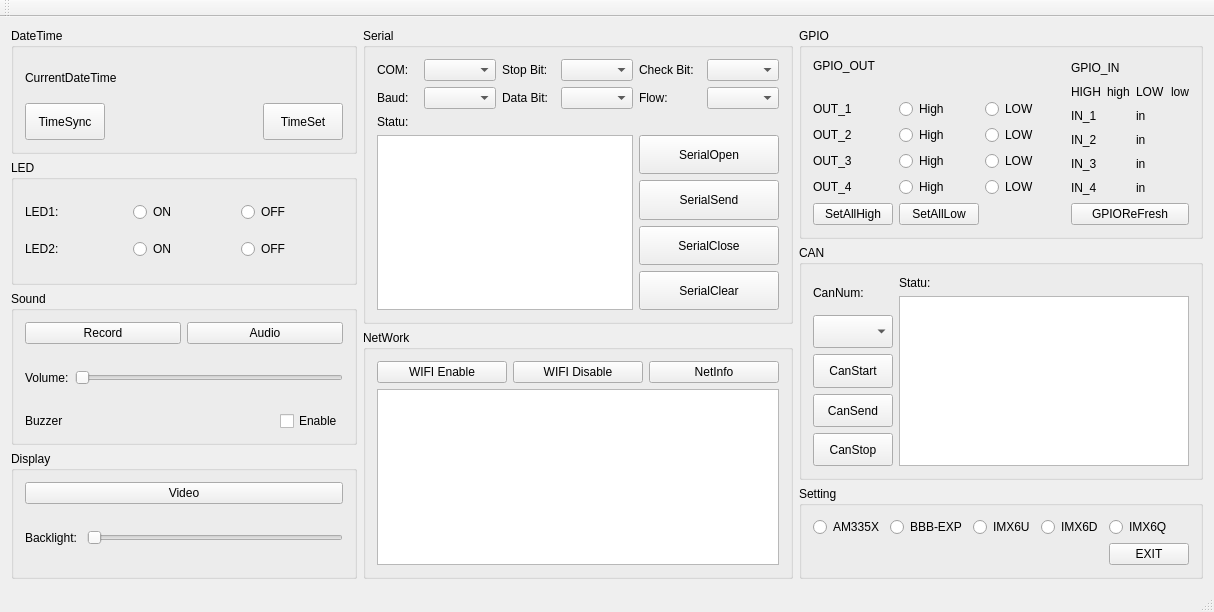
First picture: the form in mainwindow.ui, repository leavs/hardwaretest, before the edit.
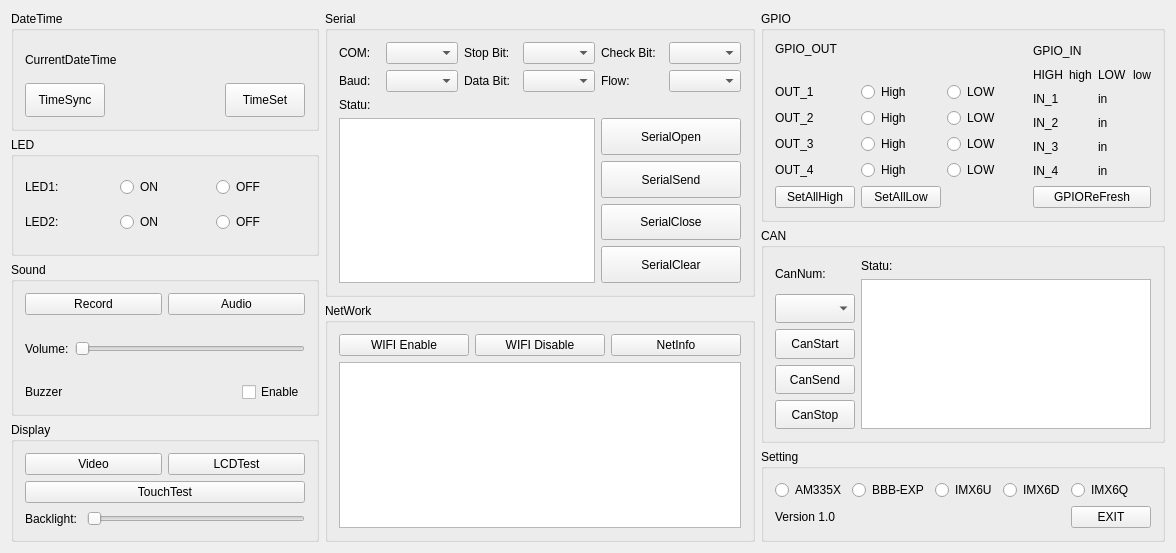
Second picture: the form after the edit.

Commit message: Add LCDTest Add TouchTest Modify Network display Add Version lable

```diff
--- a/mainwindow.ui
+++ b/mainwindow.ui
@@ -6,8 +6,8 @@
    <rect>
     <x>0</x>
     <y>0</y>
-    <width>1214</width>
-    <height>612</height>
+    <width>1176</width>
+    <height>553</height>
    </rect>
   </property>
   <property name="windowTitle">
@@ -281,32 +281,53 @@
         <property name="title">
          <string>Display</string>
         </property>
-        <layout class="QVBoxLayout" name="verticalLayout_4">
+        <layout class="QVBoxLayout" name="verticalLayout_2">
          <item>
-          <widget class="QPushButton" name="pushButton_video">
-           <property name="sizePolicy">
-            <sizepolicy hsizetype="Minimum" vsizetype="Preferred">
-             <horstretch>0</horstretch>
-             <verstretch>0</verstretch>
-            </sizepolicy>
-           </property>
-           <property name="text">
-            <string>Video</string>
-           </property>
-          </widget>
+          <layout class="QHBoxLayout" name="horizontalLayout_3">
+           <item>
+            <widget class="QPushButton" name="pushButton_video">
+             <property name="sizePolicy">
+              <sizepolicy hsizetype="Minimum" vsizetype="Preferred">
+               <horstretch>0</horstretch>
+               <verstretch>0</verstretch>
+              </sizepolicy>
+             </property>
+             <property name="text">
+              <string>Video</string>
+             </property>
+            </widget>
+           </item>
+           <item>
+            <widget class="QPushButton" name="pushButton_lcdtest">
+             <property name="sizePolicy">
+              <sizepolicy hsizetype="Minimum" vsizetype="Preferred">
+               <horstretch>0</horstretch>
+               <verstretch>0</verstretch>
+              </sizepolicy>
+             </property>
+             <property name="text">
+              <string>LCDTest</string>
+             </property>
+            </widget>
+           </item>
+          </layout>
          </item>
          <item>
-          <spacer name="horizontalSpacer_display_3">
-           <property name="orientation">
-            <enum>Qt::Horizontal</enum>
-           </property>
-           <property name="sizeHint" stdset="0">
-            <size>
-             <width>40</width>
-             <height>20</height>
-            </size>
-           </property>
-          </spacer>
+          <layout class="QHBoxLayout" name="horizontalLayout_4">
+           <item>
+            <widget class="QPushButton" name="pushButton_touchtest">
+             <property name="sizePolicy">
+              <sizepolicy hsizetype="Minimum" vsizetype="Preferred">
+               <horstretch>0</horstretch>
+               <verstretch>0</verstretch>
+              </sizepolicy>
+             </property>
+             <property name="text">
+              <string>TouchTest</string>
+             </property>
+            </widget>
+           </item>
+          </layout>
          </item>
          <item>
           <layout class="QHBoxLayout" name="horizontalLayout_display_2">
@@ -332,19 +353,6 @@
            </item>
           </layout>
          </item>
-         <item>
-          <spacer name="horizontalSpacer_display_2">
-           <property name="orientation">
-            <enum>Qt::Horizontal</enum>
-           </property>
-           <property name="sizeHint" stdset="0">
-            <size>
-             <width>40</width>
-             <height>20</height>
-            </size>
-           </property>
-          </spacer>
-         </item>
         </layout>
        </widget>
       </item>
@@ -631,6 +639,12 @@
      <layout class="QVBoxLayout" name="verticalLayout_GCS">
       <item>
        <widget class="QGroupBox" name="groupBox_gpio">
+        <property name="sizePolicy">
+         <sizepolicy hsizetype="Preferred" vsizetype="Preferred">
+          <horstretch>0</horstretch>
+          <verstretch>0</verstretch>
+         </sizepolicy>
+        </property>
         <property name="title">
          <string>GPIO</string>
         </property>
@@ -940,6 +954,12 @@
       </item>
       <item>
        <widget class="QGroupBox" name="groupBox_can">
+        <property name="sizePolicy">
+         <sizepolicy hsizetype="Preferred" vsizetype="Preferred">
+          <horstretch>0</horstretch>
+          <verstretch>0</verstretch>
+         </sizepolicy>
+        </property>
         <property name="title">
          <string>CAN</string>
         </property>
@@ -1023,22 +1043,53 @@
       </item>
       <item>
        <widget class="QGroupBox" name="groupBox_setting">
+        <property name="sizePolicy">
+         <sizepolicy hsizetype="Preferred" vsizetype="Preferred">
+          <horstretch>0</horstretch>
+          <verstretch>0</verstretch>
+         </sizepolicy>
+        </property>
         <property name="title">
          <string>Setting</string>
         </property>
         <layout class="QGridLayout" name="gridLayout_4">
-         <item row="0" column="0">
-          <widget class="QRadioButton" name="radioButton_am335x">
+         <item row="0" column="2">
+          <widget class="QRadioButton" name="radioButton_bbb_exp">
+           <property name="sizePolicy">
+            <sizepolicy hsizetype="Minimum" vsizetype="Preferred">
+             <horstretch>0</horstretch>
+             <verstretch>0</verstretch>
+            </sizepolicy>
+           </property>
            <property name="text">
-            <string>AM335X</string>
+            <string>BBB-EXP</string>
            </property>
            <attribute name="buttonGroup">
             <string notr="true">buttonGroup_board</string>
            </attribute>
           </widget>
          </item>
+         <item row="0" column="3">
+          <widget class="QRadioButton" name="radioButton_imx6u">
+           <property name="sizePolicy">
+            <sizepolicy hsizetype="Minimum" vsizetype="Preferred">
+             <horstretch>0</horstretch>
+             <verstretch>0</verstretch>
+            </sizepolicy>
+           </property>
+           <property name="text">
+            <string>IMX6U</string>
+           </property>
+          </widget>
+         </item>
          <item row="0" column="4">
           <widget class="QRadioButton" name="radioButton_imx6d">
+           <property name="sizePolicy">
+            <sizepolicy hsizetype="Minimum" vsizetype="Preferred">
+             <horstretch>0</horstretch>
+             <verstretch>0</verstretch>
+            </sizepolicy>
+           </property>
            <property name="text">
             <string>IMX6D</string>
            </property>
@@ -1047,8 +1098,8 @@
            </attribute>
           </widget>
          </item>
-         <item row="1" column="5">
-          <widget class="QPushButton" name="pushButton_exit">
+         <item row="0" column="0">
+          <widget class="QRadioButton" name="radioButton_am335x">
            <property name="sizePolicy">
             <sizepolicy hsizetype="Minimum" vsizetype="Preferred">
              <horstretch>0</horstretch>
@@ -1056,12 +1107,34 @@
             </sizepolicy>
            </property>
            <property name="text">
-            <string>EXIT</string>
+            <string>AM335X</string>
+           </property>
+           <attribute name="buttonGroup">
+            <string notr="true">buttonGroup_board</string>
+           </attribute>
+          </widget>
+         </item>
+         <item row="2" column="0">
+          <widget class="QLabel" name="label">
+           <property name="sizePolicy">
+            <sizepolicy hsizetype="Minimum" vsizetype="Preferred">
+             <horstretch>0</horstretch>
+             <verstretch>0</verstretch>
+            </sizepolicy>
+           </property>
+           <property name="text">
+            <string>Version 1.0</string>
            </property>
           </widget>
          </item>
          <item row="0" column="5">
           <widget class="QRadioButton" name="radioButton_imx6q">
+           <property name="sizePolicy">
+            <sizepolicy hsizetype="Minimum" vsizetype="Preferred">
+             <horstretch>0</horstretch>
+             <verstretch>0</verstretch>
+            </sizepolicy>
+           </property>
            <property name="text">
             <string>IMX6Q</string>
            </property>
@@ -1070,20 +1143,16 @@
            </attribute>
           </widget>
          </item>
-         <item row="0" column="2">
-          <widget class="QRadioButton" name="radioButton_bbb_exp">
-           <property name="text">
-            <string>BBB-EXP</string>
+         <item row="2" column="5">
+          <widget class="QPushButton" name="pushButton_exit">
+           <property name="sizePolicy">
+            <sizepolicy hsizetype="Minimum" vsizetype="Preferred">
+             <horstretch>0</horstretch>
+             <verstretch>0</verstretch>
+            </sizepolicy>
            </property>
-           <attribute name="buttonGroup">
-            <string notr="true">buttonGroup_board</string>
-           </attribute>
-          </widget>
-         </item>
-         <item row="0" column="3">
-          <widget class="QRadioButton" name="radioButton_imx6u">
            <property name="text">
-            <string>IMX6U</string>
+            <string>EXIT</string>
            </property>
           </widget>
          </item>
@@ -1094,25 +1163,6 @@
     </item>
    </layout>
   </widget>
-  <widget class="QMenuBar" name="menuBar">
-   <property name="geometry">
-    <rect>
-     <x>0</x>
-     <y>0</y>
-     <width>1214</width>
-     <height>25</height>
-    </rect>
-   </property>
-  </widget>
-  <widget class="QToolBar" name="mainToolBar">
-   <attribute name="toolBarArea">
-    <enum>TopToolBarArea</enum>
-   </attribute>
-   <attribute name="toolBarBreak">
-    <bool>false</bool>
-   </attribute>
-  </widget>
-  <widget class="QStatusBar" name="statusBar"/>
  </widget>
  <layoutdefault spacing="6" margin="11"/>
  <resources/>
```
Left out of the diff: 8 changed lines with no effect on the pictures. The commit also changes 2 other files.
